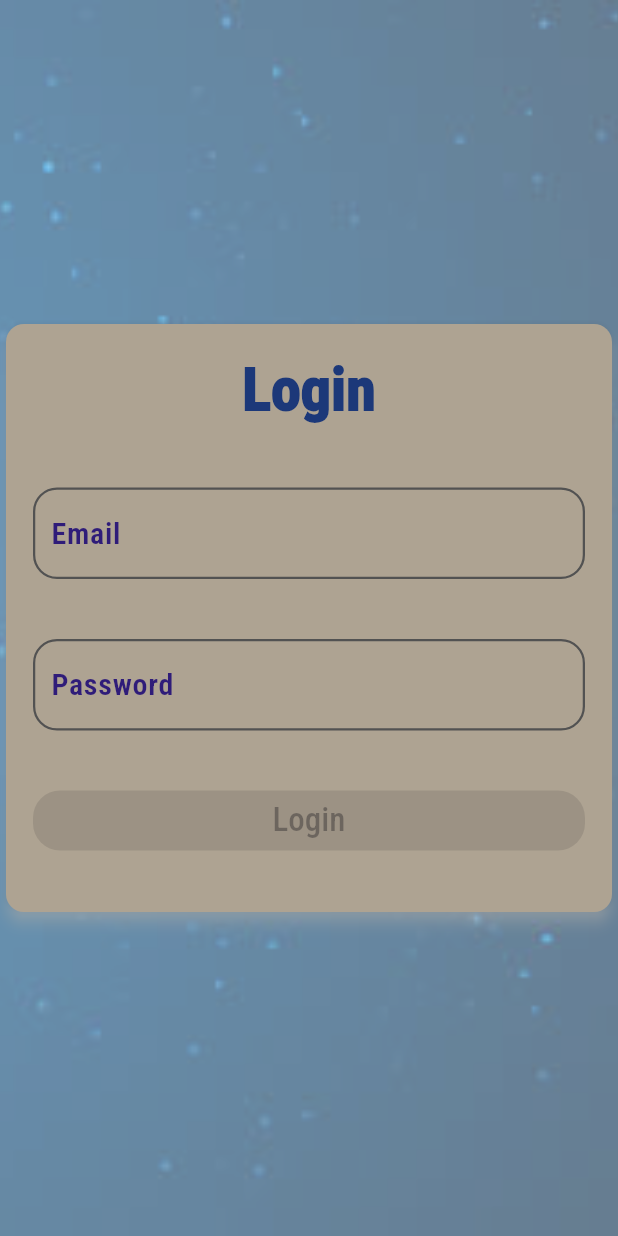
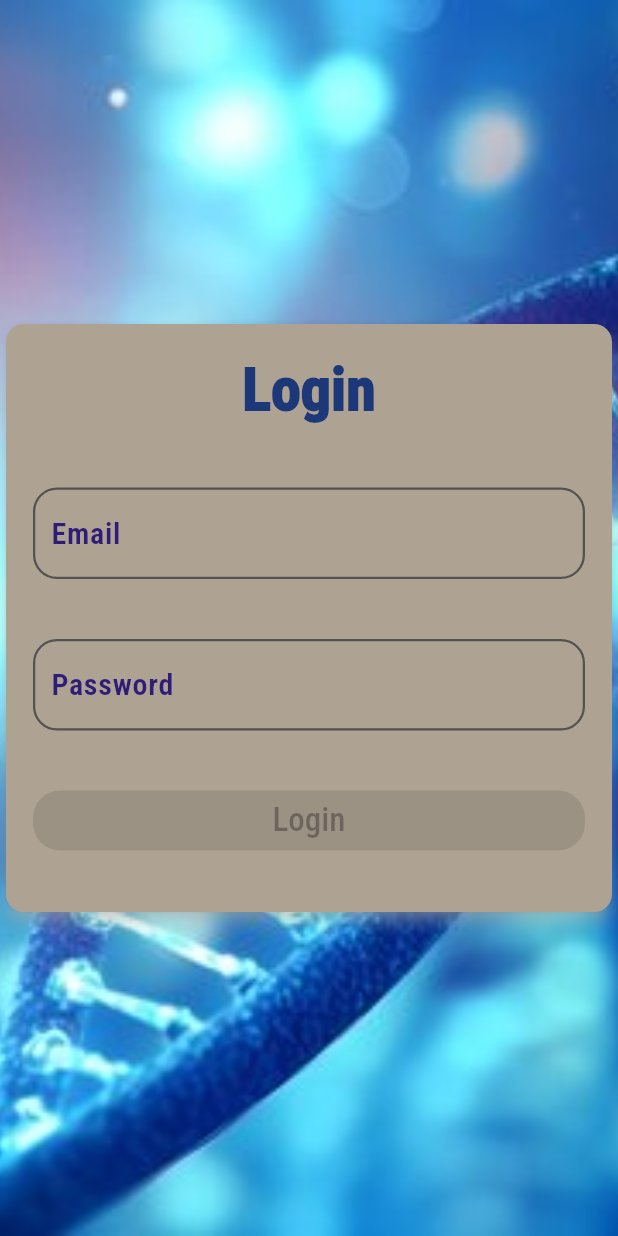
Before and after one commit to esraa-mohamad/Graduation-Project-Double-Helix-Detective-System, a Flutter app: the screen it shows after launch, after a tap on "Skip", on a phone screen of 412 x 824 dp. Run offline on Flutter 3.47's test engine with Material 3 defaults, Android fonts, the phone set to English and light mode, and no system bars; our stand-ins replace animated_text_kit, flutter_svg, freezed_annotation, lottie.

Commit message:
edit login bachground

```diff
--- a/lib/presentation/resource/assets_manager.dart
+++ b/lib/presentation/resource/assets_manager.dart
@@ -14,5 +14,5 @@ class AssetsManager {
 }
 
 class ImagesAssets {
-  static const String backgroundLogin = 'assets/images/dna3.jpg';
+  static const String backgroundLogin = 'assets/images/back_dna.jpg';
 }
--- a/lib/presentation/screens/login/view/login_view.dart
+++ b/lib/presentation/screens/login/view/login_view.dart
@@ -44,14 +44,11 @@ class _LoginViewState extends State<LoginView> {
   Widget _loginViewContent(){
     return  Scaffold(
       body: Container(
-        decoration: BoxDecoration(
+        decoration: const BoxDecoration(
           image: DecorationImage(
-            image: const AssetImage(ImagesAssets.backgroundLogin),
+            image: AssetImage(ImagesAssets.backgroundLogin),
             fit: BoxFit.cover,
-            colorFilter: ColorFilter.mode(
-              Colors.white.withOpacity(0.6),
-              BlendMode.dstIn,
-            ),
+
           ),
         ),
         child: Center(
```
Also changed, not shown: assets/images/back_dna.jpg (added).
